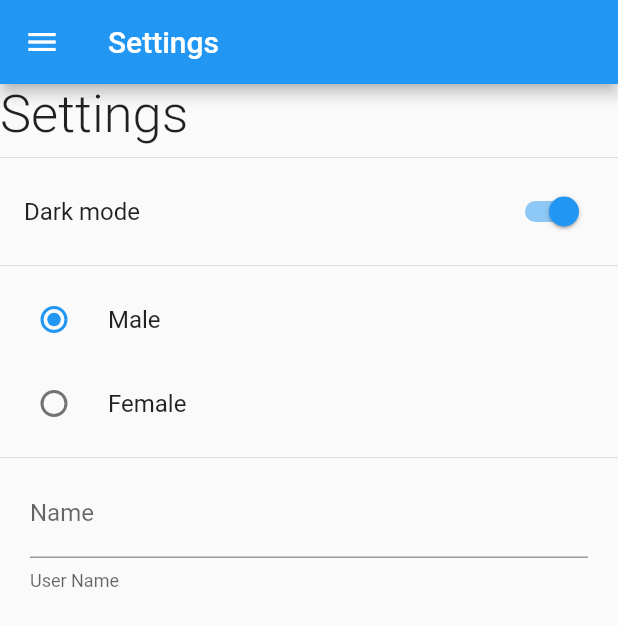
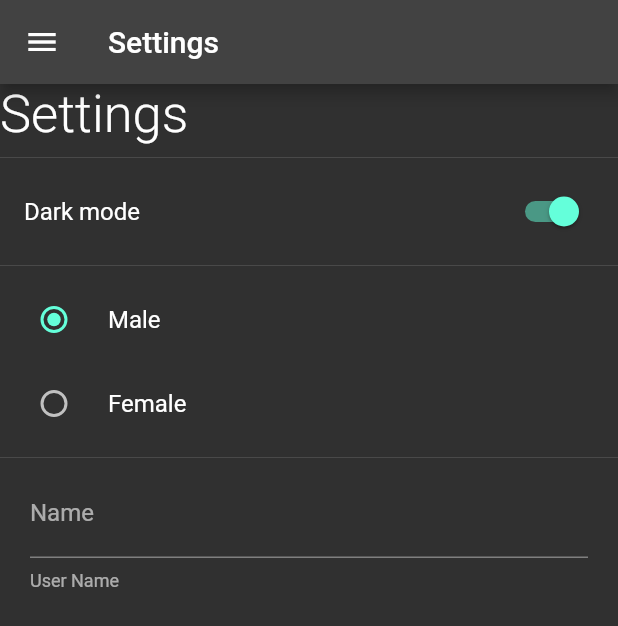
Before and after one commit to BryanParada/preferencesApp, a Flutter app: the SettingsScreen screen opened by its route, after a tap on "Dark mode", on a phone screen of 412 x 824 dp. Shown: the top 626 px of the screen. Run offline on Flutter 3.47's test engine with Material 2 defaults, Android fonts, the phone set to English and light mode, and no system bars; our stand-ins replace shared_preferences; missing offline and left inert: dart:ffi; accounts and stored records are empty.

Commit message:
F201 - change dynamic theme

```diff
--- /dev/null
+++ b/lib/providers/theme_provider.dart
@@ -0,0 +1,22 @@
+import 'package:flutter/material.dart';
+
+class ThemeProvider extends ChangeNotifier{
+
+  ThemeData currentTheme;
+
+  ThemeProvider({
+    required bool isDarkMode
+  }):currentTheme = isDarkMode ? ThemeData.dark() : ThemeData.light();
+
+  setLightMode(){
+    currentTheme = ThemeData.light();
+    notifyListeners();
+  }
+
+  setDarkMode(){
+    currentTheme = ThemeData.dark();
+    notifyListeners();
+  }
+
+
+}
--- a/lib/screens/settings_screen.dart
+++ b/lib/screens/settings_screen.dart
@@ -1,7 +1,9 @@
 import 'package:flutter/material.dart';
 import 'package:preferences_app/main.dart';
+import 'package:preferences_app/providers/theme_provider.dart';
 import 'package:preferences_app/shared_preferences/preferences.dart';
 import 'package:preferences_app/widgets/widgets.dart';
+import 'package:provider/provider.dart';
 
 class SettingsScreen extends StatefulWidget {
 
@@ -38,6 +40,12 @@ class _SettingsScreenState extends State<SettingsScreen> {
               title: const Text('Dark mode'),
                onChanged: ( value ){
                   Preferences.isDarkMode = value;
+                  final themeProvider = Provider.of<ThemeProvider>(context, listen: false);
+
+                  value
+                  ? themeProvider.setDarkMode()
+                  : themeProvider.setLightMode();
+
                   setState(() {});
                }
              ),
--- a/pubspec.yaml
+++ b/pubspec.yaml
@@ -37,6 +37,8 @@ dependencies:
   # Use with the CupertinoIcons class for iOS style icons.
   cupertino_icons: ^1.0.2
   shared_preferences: ^2.0.15
+  provider: ^6.0.5
+
 
 dev_dependencies:
   flutter_test:
```
Also changed, not shown: lib/main.dart (+12 -3 lines), pubspec.lock.
